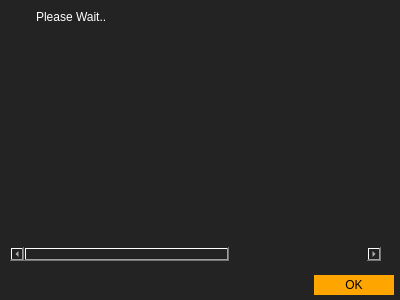
Old version of the form availabledatacontracts.ui in the repository Acria-Network/Acria-Oracle-Node-Qt.
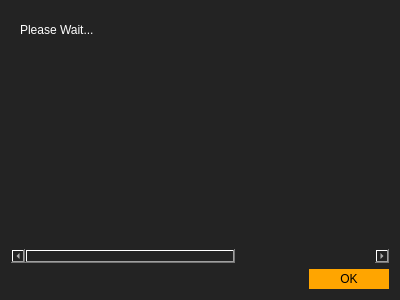
New version of the form. Icons and pictures are not drawn.

The edit to the form file:
```diff
--- a/availabledatacontracts.ui
+++ b/availabledatacontracts.ui
@@ -21,41 +21,41 @@
    <string notr="true">background-color:#232323;
 color:white;</string>
   </property>
-  <widget class="QDialogButtonBox" name="buttonBox">
-   <property name="geometry">
-    <rect>
-     <x>53</x>
-     <y>275</y>
-     <width>341</width>
-     <height>21</height>
-    </rect>
-   </property>
-   <property name="styleSheet">
-    <string notr="true">background-color:white;
-color:black;
-border: none;
-/*padding:30px;*/
-width:80px;
-padding-top:3px;
-padding-bottom:3px;
-background-color:orange;</string>
-   </property>
+  <layout class="QVBoxLayout" name="verticalLayout">
+   <item>
+    <widget class="QWidget" name="horizontalWidget" native="true">
+     <layout class="QHBoxLayout" name="horizontalLayout">
+      <property name="spacing">
+       <number>0</number>
+      </property>
+      <item>
+       <layout class="QHBoxLayout" name="horizontalLayout_2"/>
+      </item>
+      <item>
+       <widget class="QLabel" name="label_progress_2">
+        <property name="text">
+         <string>Please Wait...</string>
+        </property>
+       </widget>
+      </item>
+      <item>
+       <spacer name="horizontalSpacer">
    <property name="orientation">
     <enum>Qt::Horizontal</enum>
    </property>
-   <property name="standardButtons">
-    <set>QDialogButtonBox::Ok</set>
-   </property>
-  </widget>
+        <property name="sizeHint" stdset="0">
+         <size>
+          <width>40</width>
+          <height>20</height>
+         </size>
+        </property>
+       </spacer>
+      </item>
+     </layout>
+    </widget>
+   </item>
+   <item>
   <widget class="QTableWidget" name="tableWidget_comp">
-   <property name="geometry">
-    <rect>
-     <x>10</x>
-     <y>10</y>
-     <width>371</width>
-     <height>251</height>
-    </rect>
-   </property>
    <property name="styleSheet">
     <string notr="true">border:none;</string>
    </property>
@@ -92,30 +92,28 @@
    <column/>
    <column/>
   </widget>
-  <widget class="QWidget" name="horizontalLayoutWidget_2">
-   <property name="geometry">
-    <rect>
-     <x>10</x>
-     <y>10</y>
-     <width>21</width>
-     <height>16</height>
-    </rect>
-   </property>
-   <layout class="QHBoxLayout" name="horizontalLayout_2"/>
-  </widget>
-  <widget class="QLabel" name="label_progress_2">
-   <property name="geometry">
-    <rect>
-     <x>36</x>
-     <y>9</y>
-     <width>71</width>
-     <height>16</height>
-    </rect>
-   </property>
-   <property name="text">
-    <string>Please Wait...</string>
-   </property>
-  </widget>
+   </item>
+   <item>
+    <widget class="QDialogButtonBox" name="buttonBox">
+     <property name="styleSheet">
+      <string notr="true">background-color:white;
+color:black;
+border: none;
+/*padding:30px;*/
+width:80px;
+padding-top:3px;
+padding-bottom:3px;
+background-color:orange;</string>
+     </property>
+     <property name="orientation">
+      <enum>Qt::Horizontal</enum>
+     </property>
+     <property name="standardButtons">
+      <set>QDialogButtonBox::Ok</set>
+     </property>
+    </widget>
+   </item>
+  </layout>
  </widget>
  <resources/>
  <connections>
```
Lines whose indentation alone changed are shown as unchanged.
